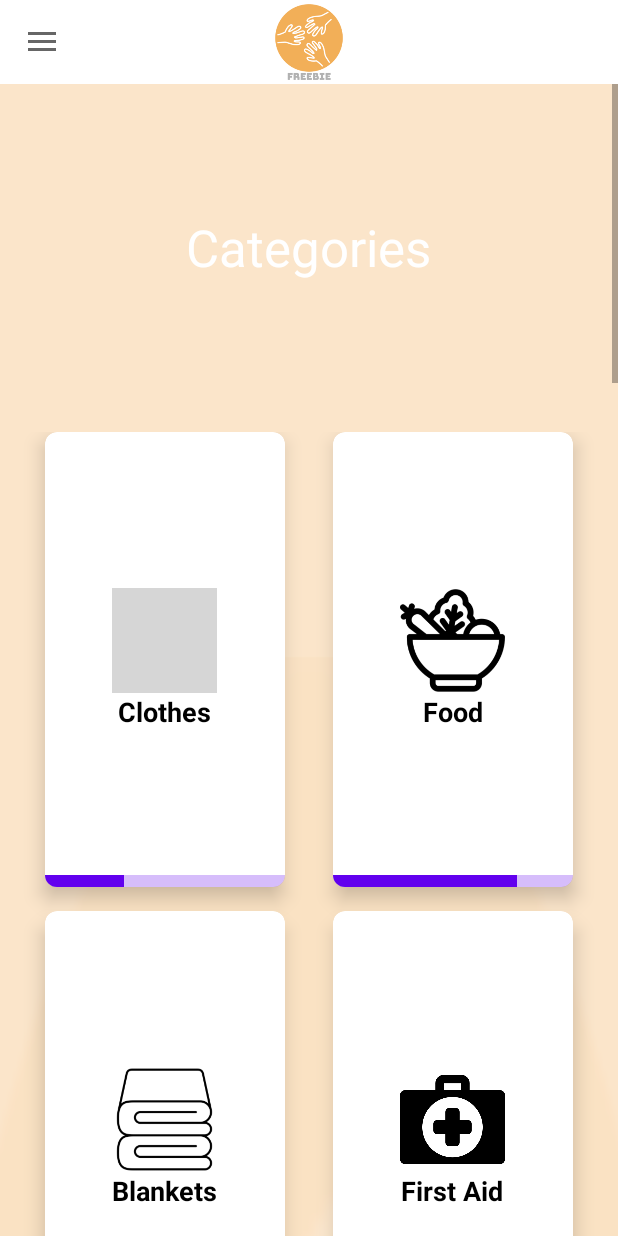
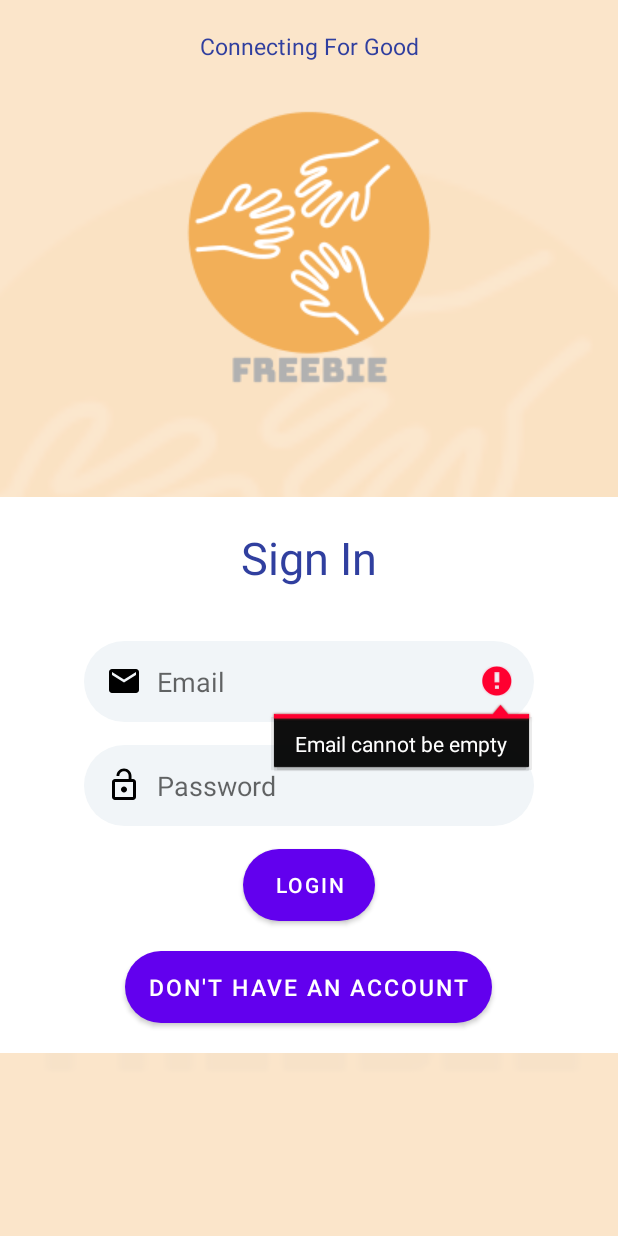
Before and after one commit to awael/Freebie, an Android app: the screen it shows after launch (HomePage before the commit, MainActivity after it), after a tap on "LOGIN", on a phone screen of 412 x 824 dp. Run offline under Robolectric (Android 15) with nearby library versions, the phone set to English and light mode, and no system bars; our stand-ins replace Firebase (no records; nobody signed in at launch, a user with empty details on screens opened directly); grey boxes are pictures that could not be loaded.

Commit message:
Sign up and Login with Firebase added

```diff
--- a/Freebie/app/src/main/java/com/aucegypt/freebie/MainActivity.java
+++ b/Freebie/app/src/main/java/com/aucegypt/freebie/MainActivity.java
@@ -2,18 +2,25 @@ package com.aucegypt.freebie;
 
 import android.content.Intent;
 import android.os.Bundle;
+import android.util.Patterns;
 import android.view.View;
 import android.widget.Button;
 import android.widget.EditText;
 import android.widget.TextView;
+import android.widget.Toast;
 
+import androidx.annotation.NonNull;
 import androidx.appcompat.app.AppCompatActivity;
 
+import com.google.android.gms.tasks.OnCompleteListener;
+import com.google.android.gms.tasks.OnFailureListener;
+import com.google.android.gms.tasks.OnSuccessListener;
+import com.google.android.gms.tasks.Task;
+import com.google.firebase.auth.AuthResult;
 import com.google.firebase.auth.FirebaseAuth;
 
 public class MainActivity extends AppCompatActivity {
-    Button btn1;
-    Button noAccButton;
+    Button btn1, noAccButton;
     private EditText email, password;
     private FirebaseAuth firebaseAuth;
 
@@ -21,15 +28,16 @@ public class MainActivity extends AppCompatActivity {
     protected void onCreate(Bundle savedInstanceState) {
         super.onCreate(savedInstanceState);
         setContentView(R.layout.activity_main);
-
+        email=findViewById(R.id.emailtxt);
+        password = findViewById(R.id.passwordtxt);
         btn1=(Button)findViewById(R.id.signinbtn);
         firebaseAuth = FirebaseAuth.getInstance();
         btn1.setOnClickListener(new View.OnClickListener() {
             @Override
             public void onClick(View v) {
-                Intent intent=new Intent(MainActivity.this, HomePage.class);
-                startActivity(intent);
-//                createUser();
+//                Intent intent=new Intent(MainActivity.this, HomePage.class);
+//                startActivity(intent);
+                loginUser();
             }
         });
 
@@ -42,7 +50,35 @@ public class MainActivity extends AppCompatActivity {
             }
         });
     }
-//    private void createUser(){
-//        String email =
-//    }
+    private void loginUser() {
+        String mEmail = email.getText().toString();
+        String mPassword = password.getText().toString();
+
+        if (!mEmail.isEmpty() && Patterns.EMAIL_ADDRESS.matcher(mEmail).matches()) {
+            if (!mPassword.isEmpty()) {
+                firebaseAuth.signInWithEmailAndPassword(mEmail, mPassword)
+                        .addOnSuccessListener(new OnSuccessListener<AuthResult>() {
+                            @Override
+                            public void onSuccess(AuthResult authResult) {
+                                Toast.makeText(MainActivity.this, "Logged in successfully!", Toast.LENGTH_SHORT).show();
+
+                                Intent intent=new Intent(MainActivity.this, HomePage.class);
+                                startActivity(intent);
+                            }
+                        }).addOnFailureListener(new OnFailureListener() {
+                    @Override
+                    public void onFailure(@NonNull Exception e) {
+                        Toast.makeText(MainActivity.this, "Invalid Email or Password", Toast.LENGTH_SHORT).show();
+                    }
+                });
+            }
+            else{
+                password.setError("Password cannot be empty");
+            }
+        } else if (mEmail.isEmpty()) {
+            email.setError("Email cannot be empty");
+        } else {
+            email.setError("Please enter a valid email");
+        }
+    }
 }
--- a/Freebie/app/src/main/res/layout/activity_main.xml
+++ b/Freebie/app/src/main/res/layout/activity_main.xml
@@ -63,7 +63,7 @@
                     android:textSize="30dp" />
 
                 <EditText
-                    android:id="@+id/signupemailtxt"
+                    android:id="@+id/emailtxt"
                     android:background="@drawable/edittextstyle"
                     android:layout_marginTop="15dp"
                     android:hint="Email"
@@ -74,7 +74,7 @@
                     android:layout_gravity="center_horizontal"/>
 
                 <EditText
-                    android:id="@+id/signinpassword"
+                    android:id="@+id/passwordtxt"
                     android:layout_width="300dp"
                     android:layout_height="wrap_content"
                     android:layout_gravity="center_horizontal"
```
